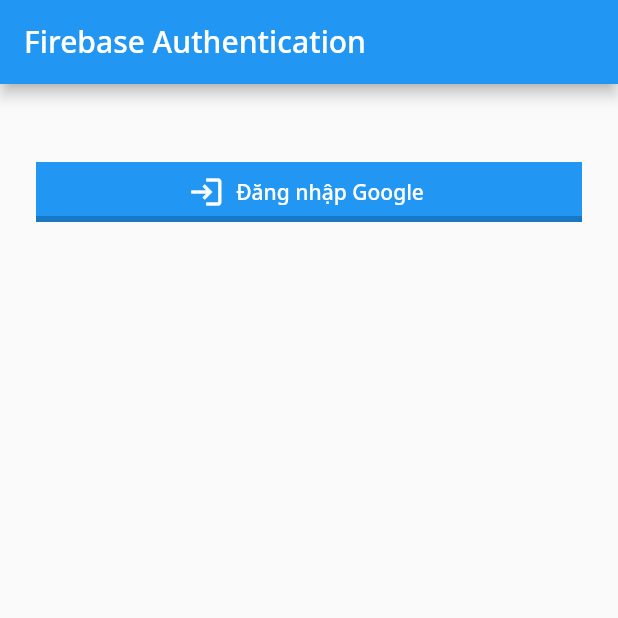
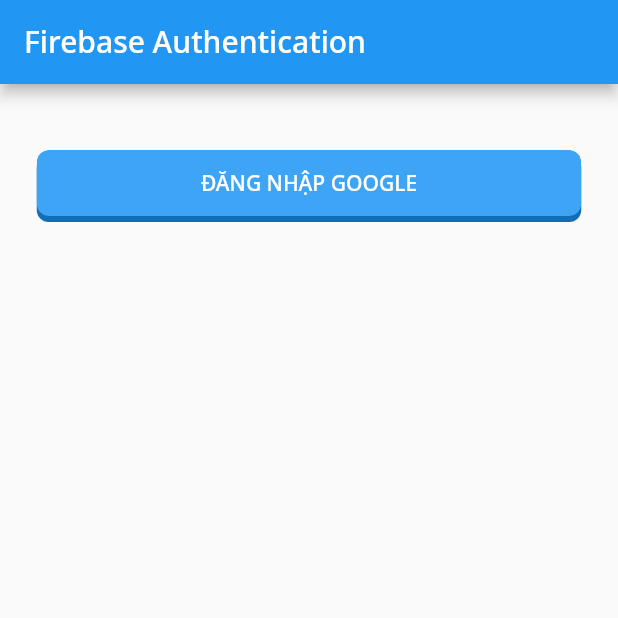
Before and after one commit to hungphongbk/jlpt-learn-mobile, a Flutter app: the screen it shows after launch, on a phone screen of 412 x 824 dp, the top half of it. Run offline on Flutter 3.47's test engine with Material 2 defaults, Android fonts, the phone set to English and light mode, and no system bars; our stand-ins replace firebase_auth, firebase_core, go_router, google_sign_in, graphql_flutter; accounts and stored records are empty; statements that could not run were skipped.

Commit message:
implement buttons

```diff
--- /dev/null
+++ b/lib/components/fancy_button.dart
@@ -0,0 +1,237 @@
+import 'package:flutter/material.dart';
+
+class FancyButton extends StatefulWidget {
+  const FancyButton({
+    Key? key,
+    required this.child,
+    required this.size,
+    this.duration = const Duration(milliseconds: 160),
+    this.onPressed,
+    this.statesController,
+    this.style
+  }) : super(key: key);
+
+  final Widget child;
+  final Duration duration;
+  final VoidCallback? onPressed;
+  final ButtonStyle? style;
+  final MaterialStatesController? statesController;
+
+  final double size;
+
+  @override
+  _FancyButtonState createState() => _FancyButtonState();
+
+  ButtonStyle defaultStyleOf(BuildContext context) {
+    final ThemeData theme = Theme.of(context);
+    final ColorScheme colorScheme = theme.colorScheme;
+
+    return ButtonStyle(
+      foregroundColor: MaterialStateProperty.all(Colors.white),
+      // disabledForegroundColor: colorScheme.onSurface.withOpacity(0.38),
+      backgroundColor: MaterialStateProperty.all(colorScheme.primaryContainer),
+      // disabledBackgroundColor: Colors.transparent,
+      // shadowColor: theme.shadowColor,
+      // elevation: 0,
+      textStyle: MaterialStateProperty.all(theme.textTheme.labelLarge),
+      // padding: _scaledPadding(context),
+      // minimumSize: const Size(64, 36),
+      // maximumSize: Size.infinite,
+      // side: BorderSide(
+      //   color: Theme.of(context).colorScheme.onSurface.withOpacity(0.12),
+      // ),
+      // shape: const RoundedRectangleBorder(borderRadius: BorderRadius.all(Radius.circular(4))),
+      // enabledMouseCursor: SystemMouseCursors.click,
+      // disabledMouseCursor: SystemMouseCursors.basic,
+      // visualDensity: theme.visualDensity,
+      // tapTargetSize: theme.materialTapTargetSize,
+      // animationDuration: kThemeChangeDuration,
+      // enableFeedback: true,
+      alignment: Alignment.center,
+      // splashFactory: InkRipple.splashFactory,
+    );
+  }
+
+}
+
+class _FancyButtonState extends State<FancyButton>
+    with TickerProviderStateMixin {
+  AnimationController? _animationController;
+  Animation<double>? _pressedAnimation;
+  MaterialStatesController? internalStatesController;
+
+  TickerFuture? _downTicker;
+
+  double get buttonDepth => 4.0;
+
+  MaterialStatesController get statesController => widget.statesController ?? internalStatesController!;
+
+  void initStatesController() {
+    if (widget.statesController == null) {
+      internalStatesController = MaterialStatesController();
+    }
+    // statesController.update(MaterialState.disabled, !widget.enabled);
+    // statesController.addListener(handleStatesControllerChange);
+  }
+
+  @override
+  void initState() {
+    super.initState();
+    initStatesController();
+  }
+
+  void _setupAnimation() {
+    _animationController?.stop();
+    final oldControllerValue = _animationController?.value ?? 0.0;
+    _animationController?.dispose();
+    _animationController = AnimationController(
+      duration: Duration(microseconds: widget.duration.inMicroseconds ~/ 2),
+      vsync: this,
+      value: oldControllerValue,
+    );
+    _pressedAnimation = Tween<double>(begin: -buttonDepth, end: 0.0).animate(
+      CurvedAnimation(parent: _animationController!, curve: Curves.easeInOut),
+    );
+  }
+
+  @override
+  void didUpdateWidget(FancyButton oldWidget) {
+    super.didUpdateWidget(oldWidget);
+    if (oldWidget.duration != widget.duration) {
+      _setupAnimation();
+    }
+  }
+
+  @override
+  void didChangeDependencies() {
+    super.didChangeDependencies();
+    _setupAnimation();
+  }
+
+  @override
+  void dispose() {
+    _animationController!.dispose();
+    super.dispose();
+  }
+
+  void _onTapDown(_) {
+    if (widget.onPressed != null) {
+      _downTicker = _animationController!.animateTo(1.0);
+    }
+  }
+
+  void _onTapUp(_) {
+    if (widget.onPressed != null) {
+      _downTicker!.whenComplete(() {
+        _animationController!.animateTo(0.0);
+        widget.onPressed?.call();
+      });
+    }
+  }
+
+  void _onTapCancel() {
+    if (widget.onPressed != null) {
+      _animationController!.reset();
+    }
+  }
+
+  @override
+  Widget build(BuildContext context) {
+    final vertPadding = widget.size * 0.25;
+    final horzPadding = widget.size * 0.50;
+    final radius = BorderRadius.circular(8.0);
+
+    final ButtonStyle? widgetStyle = widget.style;
+    final ButtonStyle defaultStyle = widget.defaultStyleOf(context);
+
+    T? effectiveValue<T>(T? Function(ButtonStyle? style) getProperty) {
+      final T? widgetValue  = getProperty(widgetStyle);
+      final T? defaultValue = getProperty(defaultStyle);
+      return widgetValue ?? defaultValue;
+    }
+    T? resolve<T>(MaterialStateProperty<T>? Function(ButtonStyle? style) getProperty) {
+      return effectiveValue(
+            (ButtonStyle? style) {
+          return getProperty(style)?.resolve(statesController.value);
+        },
+      );
+    }
+
+    Color? resolvedBackgroundColor = resolve<Color?>((ButtonStyle? style) => style?.backgroundColor);
+    final TextStyle? resolvedTextStyle = resolve<TextStyle?>((ButtonStyle? style) => style?.textStyle);
+    final Color? resolvedForegroundColor = resolve<Color?>((ButtonStyle? style) => style?.foregroundColor);
+
+    return Container(
+      padding: widget.onPressed != null
+          ? const EdgeInsets.only(bottom: 2, left: 0.5, right: 0.5)
+          : null,
+      child: Material(
+        textStyle: resolvedTextStyle?.copyWith(color: resolvedForegroundColor),
+        child: GestureDetector(
+          onTapDown: _onTapDown,
+          onTapUp: _onTapUp,
+          onTapCancel: _onTapCancel,
+          child: IntrinsicWidth(
+            child: IntrinsicHeight(
+              child: Stack(
+                children: <Widget>[
+                  Container(
+                    decoration: BoxDecoration(
+                      color: _hslRelativeColor(s: -0.10, l: -0.15,color:resolvedBackgroundColor),
+                      borderRadius: radius,
+                    ),
+                  ),
+                  AnimatedBuilder(
+                    animation: _pressedAnimation!,
+                    builder: (BuildContext context, Widget? child) {
+                      return Transform.translate(
+                        offset: Offset(0.0, _pressedAnimation!.value),
+                        child: child,
+                      );
+                    },
+                    child: Stack(
+                      children: <Widget>[
+                        ClipRRect(
+                          borderRadius: radius,
+                          child: Stack(
+                            children: <Widget>[
+                              DecoratedBox(
+                                decoration: BoxDecoration(
+                                  color: _hslRelativeColor(l: 0.06,color:resolvedBackgroundColor),
+                                  borderRadius: radius,
+                                ),
+                                child: const SizedBox.expand(),
+                              ),
+                            ],
+                          ),
+                        ),
+                        Padding(
+                          padding: EdgeInsets.symmetric(
+                            vertical: vertPadding,
+                            horizontal: horzPadding,
+                          ),
+                          child: Align(
+                            alignment: Alignment.center,
+                            child: widget.child,
+                          ),
+                        )
+                      ],
+                    ),
+                  ),
+                ],
+              ),
+            ),
+          ),
+        ),
+      )
+    );
+  }
+
+  Color _hslRelativeColor({double h = 0.0, s = 0.0, l = 0.0, required color}) {
+    final hslColor = HSLColor.fromColor(color);
+    h = (hslColor.hue + h).clamp(0.0, 360.0);
+    s = (hslColor.saturation + s).clamp(0.0, 1.0);
+    l = (hslColor.lightness + l).clamp(0.0, 1.0);
+    return HSLColor.fromAHSL(hslColor.alpha, h, s, l).toColor();
+  }
+}
--- a/lib/main.dart
+++ b/lib/main.dart
@@ -1,7 +1,10 @@
 import 'package:flutter/material.dart';
 import 'package:firebase_core/firebase_core.dart';
+import 'package:graphql_flutter/graphql_flutter.dart';
 import 'package:jlpt_learn/components/linear_border.dart';
 import 'package:jlpt_learn/screens/login_page.dart';
+import 'package:go_router/go_router.dart';
+import 'package:jlpt_learn/screens/play_page.dart';
 import 'firebase_options.dart';
 
 void main() async {
@@ -9,18 +12,40 @@ void main() async {
   await Firebase.initializeApp(
     options: DefaultFirebaseOptions.currentPlatform,
   );
+  await initHiveForFlutter();
   runApp(const MyApp());
 }
+
 
 class MyApp extends StatelessWidget {
   const MyApp({super.key});
 
+  static GoRouter get _router => GoRouter(routes: [
+    GoRoute(path: '/', builder: (context, state) => LoginPage()),
+    GoRoute(
+      path: '/play',
+      builder: (context, state) => const PlayPage(),
+    )
+  ],debugLogDiagnostics: true);
+
   // This widget is the root of your application.
   @override
   Widget build(BuildContext context) {
-    final ColorScheme colorScheme = Theme.of(context).colorScheme;
-    return MaterialApp(
-      title: 'Flutter Demo',
+    final HttpLink httpLink = HttpLink(
+      'https://jlpt-learn-hungphongbk.vercel.app/api/graphql',
+    );
+
+    ValueNotifier<GraphQLClient> client = ValueNotifier(
+      GraphQLClient(
+        link: httpLink,
+        // The default store is the InMemoryStore, which does NOT persist to disk
+        cache: GraphQLCache(store: HiveStore()),
+      ),
+    );
+    return GraphQLProvider(
+        client: client,
+        child: MaterialApp.router(
+          title: 'JLPT Learn',
           theme: ThemeData(
               primarySwatch: Colors.blue,
               fontFamily: 'NotoSans',
@@ -29,106 +54,8 @@ class MyApp extends StatelessWidget {
                       elevation: 0,
                       shape: LinearBorder.bottom(
                           side: const BorderSide(
-                          width: 4, color: Color(0x33000000)))))
-          // filledButtonTheme:
-          //     ButtonStyle(
-          //   elevation: MaterialStateProperty.all(0),
-          //   shape: MaterialStateProperty.all<OutlinedBorder>(
-          //
-          //   ),
-          //   side: MaterialStateProperty.all<BorderSide>(const BorderSide(
-          //       color: Color(0xFF000000), width: 1.0, style: BorderStyle.solid
-          //       // Color color = const Color(0xFF000000),   double width = 1.0,
-          //       // BorderStyle style = BorderStyle.solid,   double strokeAlign = strokeAlignInside,
-          //       )),
-          // ))
-          ),
-      home: const LoginPage(),
-    );
+                              width: 4, color: Color(0x33000000)))))),
+          routerConfig: _router,
+        ));
   }
 }
-
-class MyHomePage extends StatefulWidget {
-  const MyHomePage({super.key, required this.title});
-
-  // This widget is the home page of your application. It is stateful, meaning
-  // that it has a State object (defined below) that contains fields that affect
-  // how it looks.
-
-  // This class is the configuration for the state. It holds the values (in this
-  // case the title) provided by the parent (in this case the App widget) and
-  // used by the build method of the State. Fields in a Widget subclass are
-  // always marked "final".
-
-  final String title;
-
-  @override
-  State<MyHomePage> createState() => _MyHomePageState();
-}
-
-class _MyHomePageState extends State<MyHomePage> {
-  int _counter = 0;
-
-  void _incrementCounter() {
-    setState(() {
-      // This call to setState tells the Flutter framework that something has
-      // changed in this State, which causes it to rerun the build method below
-      // so that the display can reflect the updated values. If we changed
-      // _counter without calling setState(), then the build method would not be
-      // called again, and so nothing would appear to happen.
-      _counter++;
-    });
-  }
-
-  @override
-  Widget build(BuildContext context) {
-    // This method is rerun every time setState is called, for instance as done
-    // by the _incrementCounter method above.
-    //
-    // The Flutter framework has been optimized to make rerunning build methods
-    // fast, so that you can just rebuild anything that needs updating rather
-    // than having to individually change instances of widgets.
-    return Scaffold(
-      appBar: AppBar(
-        // Here we take the value from the MyHomePage object that was created by
-        // the App.build method, and use it to set our appbar title.
-        title: Text(widget.title),
-      ),
-      body: Center(
-        // Center is a layout widget. It takes a single child and positions it
-        // in the middle of the parent.
-        child: Column(
-          // Column is also a layout widget. It takes a list of children and
-          // arranges them vertically. By default, it sizes itself to fit its
-          // children horizontally, and tries to be as tall as its parent.
-          //
-          // Invoke "debug painting" (press "p" in the console, choose the
-          // "Toggle Debug Paint" action from the Flutter Inspector in Android
-          // Studio, or the "Toggle Debug Paint" command in Visual Studio Code)
-          // to see the wireframe for each widget.
-          //
-          // Column has various properties to control how it sizes itself and
-          // how it positions its children. Here we use mainAxisAlignment to
-          // center the children vertically; the main axis here is the vertical
-          // axis because Columns are vertical (the cross axis would be
-          // horizontal).
-          mainAxisAlignment: MainAxisAlignment.center,
-          children: <Widget>[
-            const Text(
-              'You have pushed the button this many times, yeah?',
-            ),
-            Text(
-              '$_counter',
-              style: Theme.of(context).textTheme.headlineMedium,
-            ),
-          ],
-        ),
-      ),
-      floatingActionButton: FloatingActionButton(
-        onPressed: _incrementCounter,
-        tooltip: 'Increment',
-        child: const Icon(Icons.add),
-      ), // This trailing comma makes auto-formatting nicer for build methods.
-    );
-  }
-}
--- a/lib/screens/login_page.dart
+++ b/lib/screens/login_page.dart
@@ -1,13 +1,16 @@
 import 'package:firebase_auth/firebase_auth.dart';
 import 'package:firebase_core/firebase_core.dart';
 import 'package:flutter/material.dart';
+import 'package:go_router/go_router.dart';
 import 'package:google_sign_in/google_sign_in.dart';
+import 'package:jlpt_learn/components/fancy_button.dart';
 
 Future<UserCredential> signInWithGoogle() async {
   final GoogleSignInAccount? googleUser = await GoogleSignIn().signIn();
 
   // Obtain the auth details from the request
-  final GoogleSignInAuthentication? googleAuth = await googleUser?.authentication;
+  final GoogleSignInAuthentication? googleAuth =
+      await googleUser?.authentication;
 
   // Create a new credential
   final credential = GoogleAuthProvider.credential(
@@ -19,11 +22,20 @@ Future<UserCredential> signInWithGoogle() async {
   return await FirebaseAuth.instance.signInWithCredential(credential);
 }
 
-class LoginPage extends StatelessWidget {
+class LoginPage extends StatefulWidget{
   const LoginPage({super.key});
 
+  @override
+  _LoginPageState createState() => _LoginPageState();
+}
+
+class _LoginPageState extends State<LoginPage> {
   Future<FirebaseApp> _initializeFirebase() async {
     FirebaseApp firebaseApp = await Firebase.initializeApp();
+    User? user = FirebaseAuth.instance.currentUser;
+    if(user!=null){
+      if(context.mounted) context.pushReplacement('/play');
+    }
     return firebaseApp;
   }
 
@@ -38,31 +50,30 @@ class LoginPage extends StatelessWidget {
         builder: (context, snapshot) {
           if (snapshot.connectionState == ConnectionState.done) {
             return Padding(
-              padding: const EdgeInsets.only(left: 24.0, right: 24.0, top:48.0),
-              child: Row(
-                  mainAxisAlignment: MainAxisAlignment.center,
-                  children: [
-                    Expanded(child: FilledButton.icon(
+                padding:
+                    const EdgeInsets.only(left: 24.0, right: 24.0, top: 48.0),
+                child:
+                    Row(mainAxisAlignment: MainAxisAlignment.center, children: [
+                  Expanded(
+                    child: FancyButton(
                       onPressed: () async {
                         UserCredential? user = await signInWithGoogle();
-                        if(user!=null){
-                          //
+                        // ignore: use_build_context_synchronously
+                        if (!context.mounted) return;
+                        if (user != null) {
+                          context.pushReplacement('/play');
                         }
                       },
-                      icon: const Icon( // <-- Icon
-                        Icons.login_outlined,
-                        size: 24.0,
-                      ),
-                      label: const Text('Đăng nhập Google'),
+                      size:50,
+                      child: Text('Đăng nhập Google'.toUpperCase(),textAlign: TextAlign.center,),
                       // style: FilledButton.styleFrom(
                       //     elevation: 0,
                       //     side: const BorderSide(width: 2, color: Color(0xFF000000)),
                       //     shape: LinearBorder.bottom()
                       // ),
-                    ),)
-                  ]
-              )
-            );
+                    ),
+                  )
+                ]));
           }
           return const Center(
             child: CircularProgressIndicator(),
--- a/pubspec.yaml
+++ b/pubspec.yaml
@@ -38,6 +38,9 @@ dependencies:
   firebase_core: ^2.11.0
   firebase_auth: ^4.5.0
   google_sign_in: ^6.1.0
+  go_router: ^7.0.0
+  provider: ^6.0.5
+  graphql_flutter: ^5.1.2
 
 dev_dependencies:
   flutter_test:
```
Also changed, not shown: lib/screens/play_page.dart (added, +63 -0 lines), pubspec.lock, 2 other files. Lines whose indentation alone changed are shown as unchanged.
